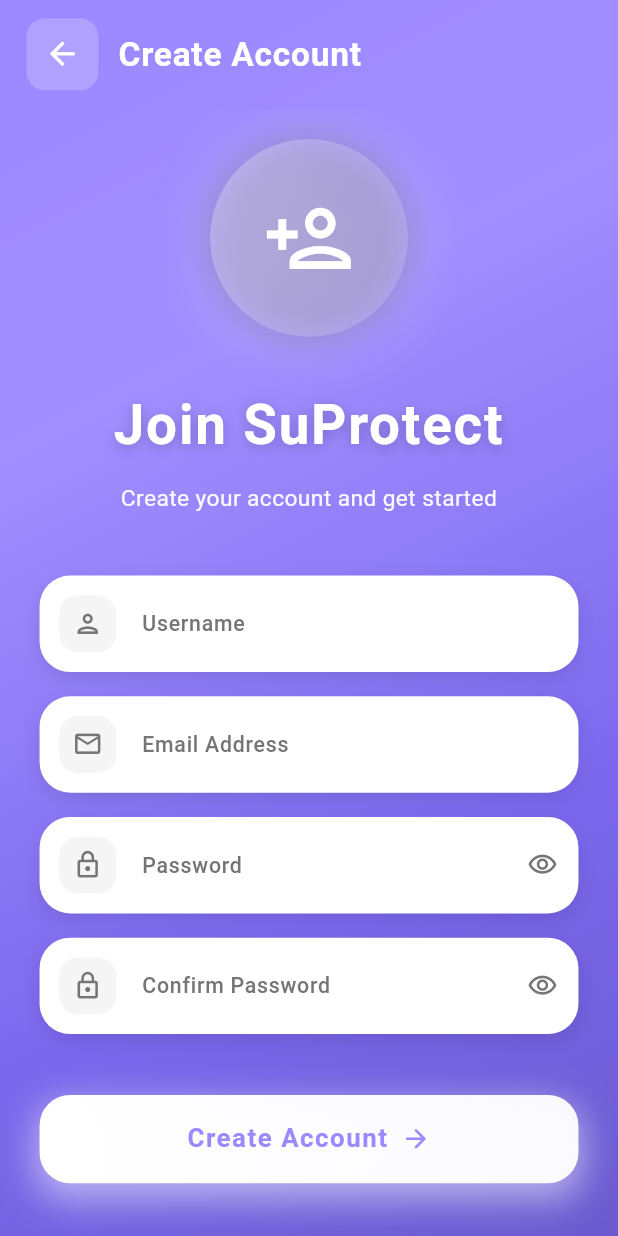
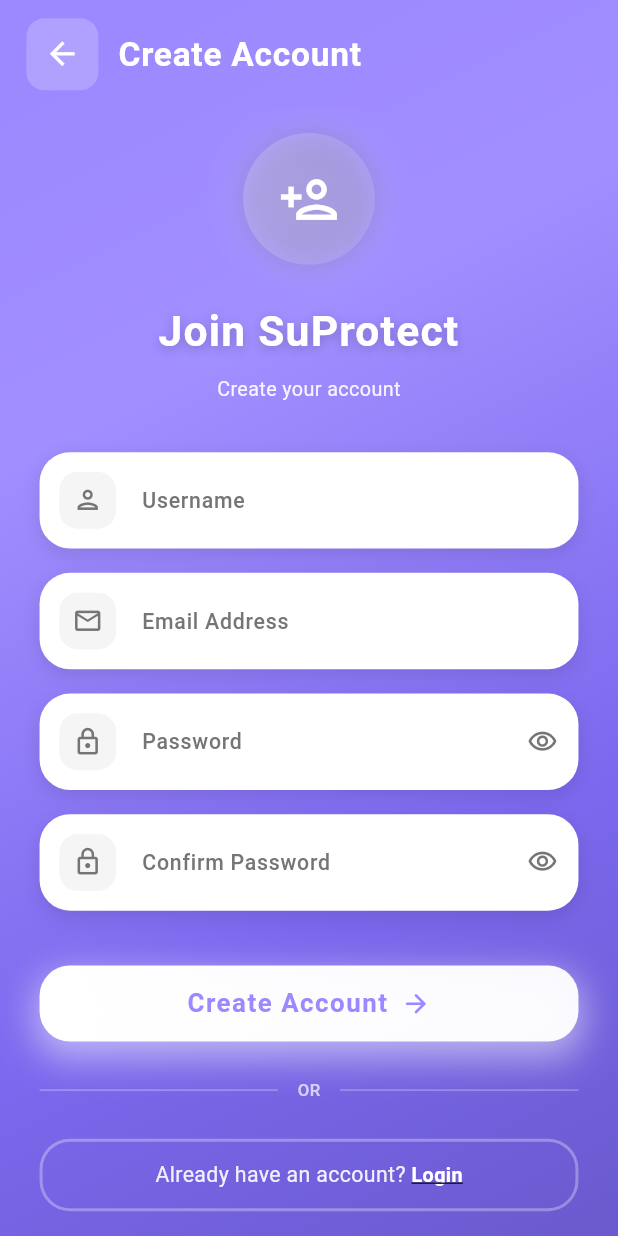
Before and after one commit to mosafarazaraaliporian/SuProtect, a Flutter app: the screen it shows after launch, after a tap on "Sign Up", on a phone screen of 412 x 824 dp. Run offline on Flutter 3.47's test engine with Material 3 defaults, Android fonts, the light colour scheme and no system bars; our stand-ins replace file_picker, firebase_analytics, firebase_core, firebase_crashlytics, firebase_messaging, flutter_local_notifications and 2 more; accounts and stored records are empty.

Commit message:
Make login, signup and splash screens more minimal with smaller elements

```diff
--- a/lib/screens/login_screen.dart
+++ b/lib/screens/login_screen.dart
@@ -221,7 +221,7 @@
               ),
               filled: true,
               fillColor: Colors.white,
-              contentPadding: EdgeInsets.symmetric(horizontal: 20.w, vertical: 18.h),
+              contentPadding: EdgeInsets.symmetric(horizontal: 16.w, vertical: 14.h),
             ),
             validator: validator,
           ),
@@ -259,14 +259,14 @@
                   position: _slideAnimation,
                   child: Center(
                     child: SingleChildScrollView(
-                      padding: EdgeInsets.symmetric(horizontal: 24.w, vertical: 20.h),
+                      padding: EdgeInsets.symmetric(horizontal: 24.w, vertical: 16.h),
                       child: Form(
                         key: _formKey,
                         child: Column(
                           mainAxisAlignment: MainAxisAlignment.center,
                           crossAxisAlignment: CrossAxisAlignment.stretch,
                           children: [
-                            SizedBox(height: 20.h),
+                            SizedBox(height: 10.h),
                             // Animated Icon
                             TweenAnimationBuilder<double>(
                               tween: Tween(begin: 0.0, end: 1.0),
@@ -276,71 +276,71 @@
                                 return Transform.scale(
                                   scale: value,
                                   child: Container(
-                                    width: 120.w,
-                                    height: 120.w,
+                                    width: 80.w,
+                                    height: 80.w,
                                     decoration: BoxDecoration(
                                       shape: BoxShape.circle,
                                       gradient: LinearGradient(
                                         begin: Alignment.topLeft,
                                         end: Alignment.bottomRight,
                                         colors: [
-                                          Colors.white.withOpacity(0.4),
-                                          Colors.white.withOpacity(0.2),
-                                          Colors.white.withOpacity(0.1),
+                                          Colors.white.withOpacity(0.3),
+                                          Colors.white.withOpacity(0.15),
+                                          Colors.white.withOpacity(0.08),
                                         ],
                                       ),
                                       boxShadow: [
                                         BoxShadow(
-                                          color: Colors.white.withOpacity(0.3),
-                                          blurRadius: 30,
-                                          spreadRadius: 5,
+                                          color: Colors.white.withOpacity(0.2),
+                                          blurRadius: 20,
+                                          spreadRadius: 3,
                                         ),
                                         BoxShadow(
-                                          color: Colors.black.withOpacity(0.2),
-                                          blurRadius: 20,
-                                          spreadRadius: 2,
+                                          color: Colors.black.withOpacity(0.15),
+                                          blurRadius: 15,
+                                          spreadRadius: 1,
                                         ),
                                       ],
                                     ),
                                     child: Icon(
                                       Icons.lock_outline,
-                                      size: 60.sp,
+                                      size: 40.sp,
                                       color: Colors.white,
                                     ),
                                   ),
                                 );
                               },
                             ),
-                            SizedBox(height: 40.h),
+                            SizedBox(height: 24.h),
                             // Title
                             Text(
                               'Welcome Back',
                               style: TextStyle(
-                                fontSize: 36.sp,
+                                fontSize: 28.sp,
                                 fontWeight: FontWeight.bold,
                                 color: Colors.white,
-                                letterSpacing: 1.2,
+                                letterSpacing: 0.8,
                                 shadows: [
                                   Shadow(
                                     color: Colors.black.withOpacity(0.2),
-                                    blurRadius: 10,
+                                    blurRadius: 8,
                                     offset: Offset(0, 2.h),
                                   ),
                                 ],
                               ),
                               textAlign: TextAlign.center,
                             ),
-                            SizedBox(height: 12.h),
+                            SizedBox(height: 8.h),
                             Text(
-                              'Sign in to continue your journey',
+                              'Sign in to continue',
                               style: TextStyle(
-                                fontSize: 15.sp,
-                                color: Colors.white.withOpacity(0.95),
+                                fontSize: 13.sp,
+                                color: Colors.white.withOpacity(0.9),
                                 fontWeight: FontWeight.w400,
                               ),
                               textAlign: TextAlign.center,
                             ),
-                            SizedBox(height: 50.h),
+                            SizedBox(height: 32.h),
                             // Email field
                             _buildTextField(
                               controller: _emailController,
@@ -399,10 +399,10 @@
                                 ),
                               ),
                             ),
-                            SizedBox(height: 24.h),
-                            // Login button
-                            Container(
-                              height: 58.h,
+                        SizedBox(height: 20.h),
+                        // Login button
+                        Container(
+                          height: 50.h,
                               decoration: BoxDecoration(
                                 borderRadius: BorderRadius.circular(20.r),
                                 gradient: LinearGradient(
@@ -461,7 +461,7 @@
                                       ),
                               ),
                             ),
-                            SizedBox(height: 32.h),
+                            SizedBox(height: 24.h),
                             // Divider
                             Row(
                               children: [
@@ -472,11 +472,11 @@
                                   ),
                                 ),
                                 Padding(
-                                  padding: EdgeInsets.symmetric(horizontal: 16.w),
+                                  padding: EdgeInsets.symmetric(horizontal: 12.w),
                                   child: Text(
                                     'OR',
                                     style: TextStyle(
-                                      fontSize: 12.sp,
+                                      fontSize: 11.sp,
                                       color: Colors.white.withOpacity(0.7),
                                       fontWeight: FontWeight.w500,
                                     ),
@@ -490,10 +490,10 @@
                                 ),
                               ],
                             ),
-                            SizedBox(height: 32.h),
+                            SizedBox(height: 24.h),
                             // Sign up link
                             Container(
-                              padding: EdgeInsets.symmetric(vertical: 16.h),
+                              padding: EdgeInsets.symmetric(vertical: 12.h),
                               decoration: BoxDecoration(
                                 borderRadius: BorderRadius.circular(20.r),
                                 border: Border.all(
@@ -524,18 +524,18 @@
                                     child: Text(
                                       'Sign Up',
                                       style: TextStyle(
-                                        fontSize: 14.sp,
+                                        fontSize: 13.sp,
                                         fontWeight: FontWeight.bold,
                                         color: Colors.white,
                                         decoration: TextDecoration.underline,
-                                        decorationThickness: 2,
+                                        decorationThickness: 1.5,
                                       ),
                                     ),
                                   ),
                                 ],
                               ),
                             ),
-                            SizedBox(height: 40.h),
+                            SizedBox(height: 20.h),
                           ],
                         ),
                       ),
--- a/lib/screens/signup_screen.dart
+++ b/lib/screens/signup_screen.dart
@@ -216,7 +216,7 @@
               ),
               filled: true,
               fillColor: Colors.white,
-              contentPadding: EdgeInsets.symmetric(horizontal: 20.w, vertical: 18.h),
+              contentPadding: EdgeInsets.symmetric(horizontal: 16.w, vertical: 14.h),
             ),
             validator: validator,
           ),
@@ -285,7 +285,7 @@
                       // Form content
                       Expanded(
                         child: SingleChildScrollView(
-                          padding: EdgeInsets.symmetric(horizontal: 24.w, vertical: 20.h),
+                          padding: EdgeInsets.symmetric(horizontal: 24.w, vertical: 16.h),
                           child: Form(
                             key: _formKey,
                             child: Column(
@@ -300,36 +300,36 @@
                                     return Transform.scale(
                                       scale: value,
                                       child: Container(
-                                        width: 120.w,
-                                        height: 120.w,
-                                        margin: EdgeInsets.only(bottom: 32.h),
+                                        width: 80.w,
+                                        height: 80.w,
+                                        margin: EdgeInsets.only(bottom: 24.h),
                                         decoration: BoxDecoration(
                                           shape: BoxShape.circle,
                                           gradient: LinearGradient(
                                             begin: Alignment.topLeft,
                                             end: Alignment.bottomRight,
                                             colors: [
-                                              Colors.white.withOpacity(0.4),
-                                              Colors.white.withOpacity(0.2),
-                                              Colors.white.withOpacity(0.1),
+                                              Colors.white.withOpacity(0.3),
+                                              Colors.white.withOpacity(0.15),
+                                              Colors.white.withOpacity(0.08),
                                             ],
                                           ),
                                           boxShadow: [
                                             BoxShadow(
-                                              color: Colors.white.withOpacity(0.3),
-                                              blurRadius: 30,
-                                              spreadRadius: 5,
+                                              color: Colors.white.withOpacity(0.2),
+                                              blurRadius: 20,
+                                              spreadRadius: 3,
                                             ),
                                             BoxShadow(
-                                              color: Colors.black.withOpacity(0.2),
-                                              blurRadius: 20,
-                                              spreadRadius: 2,
+                                              color: Colors.black.withOpacity(0.15),
+                                              blurRadius: 15,
+                                              spreadRadius: 1,
                                             ),
                                           ],
                                         ),
                                         child: Icon(
                                           Icons.person_add_outlined,
-                                          size: 60.sp,
+                                          size: 40.sp,
                                           color: Colors.white,
                                         ),
                                       ),
@@ -339,31 +339,31 @@
                                 Text(
                                   'Join SuProtect',
                                   style: TextStyle(
-                                    fontSize: 36.sp,
+                                    fontSize: 28.sp,
                                     fontWeight: FontWeight.bold,
                                     color: Colors.white,
-                                    letterSpacing: 1.2,
+                                    letterSpacing: 0.8,
                                     shadows: [
                                       Shadow(
                                         color: Colors.black.withOpacity(0.2),
-                                        blurRadius: 10,
+                                        blurRadius: 8,
                                         offset: Offset(0, 2.h),
                                       ),
                                     ],
                                   ),
                                   textAlign: TextAlign.center,
                                 ),
-                                SizedBox(height: 12.h),
+                                SizedBox(height: 8.h),
                                 Text(
-                                  'Create your account and get started',
+                                  'Create your account',
                                   style: TextStyle(
-                                    fontSize: 15.sp,
-                                    color: Colors.white.withOpacity(0.95),
+                                    fontSize: 13.sp,
+                                    color: Colors.white.withOpacity(0.9),
                                     fontWeight: FontWeight.w400,
                                   ),
                                   textAlign: TextAlign.center,
                                 ),
-                                SizedBox(height: 40.h),
+                                SizedBox(height: 32.h),
                                 // Username field
                                 _buildTextField(
                                   controller: _usernameController,
@@ -443,10 +443,10 @@
                                     return null;
                                   },
                                 ),
-                                SizedBox(height: 24.h),
+                            SizedBox(height: 20.h),
                             // Sign up button
                             Container(
-                                  height: 58.h,
+                              height: 50.h,
                                   decoration: BoxDecoration(
                                     borderRadius: BorderRadius.circular(20.r),
                                     gradient: LinearGradient(
@@ -505,7 +505,7 @@
                                           ),
                                   ),
                                 ),
-                                SizedBox(height: 32.h),
+                            SizedBox(height: 24.h),
                             // Divider
                             Row(
                               children: [
@@ -516,11 +516,11 @@
                                   ),
                                 ),
                                 Padding(
-                                      padding: EdgeInsets.symmetric(horizontal: 16.w),
+                                  padding: EdgeInsets.symmetric(horizontal: 12.w),
                                   child: Text(
                                     'OR',
                                     style: TextStyle(
-                                          fontSize: 12.sp,
+                                      fontSize: 11.sp,
                                       color: Colors.white.withOpacity(0.7),
                                       fontWeight: FontWeight.w500,
                                     ),
@@ -534,10 +534,10 @@
                                 ),
                               ],
                             ),
-                                SizedBox(height: 32.h),
+                            SizedBox(height: 24.h),
                             // Login link
                             Container(
-                                  padding: EdgeInsets.symmetric(vertical: 16.h),
+                              padding: EdgeInsets.symmetric(vertical: 12.h),
                                   decoration: BoxDecoration(
                                     borderRadius: BorderRadius.circular(20.r),
                                     border: Border.all(
@@ -563,18 +563,18 @@
                                       child: Text(
                                         'Login',
                                         style: TextStyle(
-                                            fontSize: 14.sp,
+                                          fontSize: 13.sp,
                                           fontWeight: FontWeight.bold,
                                           color: Colors.white,
                                           decoration: TextDecoration.underline,
-                                            decorationThickness: 2,
+                                          decorationThickness: 1.5,
                                         ),
                                       ),
                                       ),
                                     ],
                                   ),
                                 ),
-                                SizedBox(height: 40.h),
+                                SizedBox(height: 20.h),
                               ],
                             ),
                           ),
--- a/lib/screens/splash_screen.dart
+++ b/lib/screens/splash_screen.dart
@@ -222,17 +222,17 @@
                             animation: _glowAnimation,
                             builder: (context, child) {
                               return Container(
-                                width: 200.w,
-                                height: 200.h,
+                                width: 140.w,
+                                height: 140.h,
                                 decoration: BoxDecoration(
                                   shape: BoxShape.circle,
                                   boxShadow: [
                                     BoxShadow(
                                       color: Colors.white.withOpacity(
-                                        0.1 * _glowAnimation.value,
+                                        0.08 * _glowAnimation.value,
                                       ),
-                                      blurRadius: 80 * _glowAnimation.value,
-                                      spreadRadius: 20 * _glowAnimation.value,
+                                      blurRadius: 60 * _glowAnimation.value,
+                                      spreadRadius: 15 * _glowAnimation.value,
                                     ),
                                   ],
                                 ),
@@ -244,7 +244,7 @@
                             animation: _sDrawAnimation,
                             builder: (context, child) {
                               return CustomPaint(
-                                size: Size(150.w, 180.h),
+                                size: Size(100.w, 120.h),
                                 painter: AnimatedSPainter(
                                   progress: _sDrawAnimation.value,
                                   glowIntensity: _glowAnimation.value,
@@ -255,7 +255,7 @@
                         ],
                       ),
 
-                      SizedBox(height: 40.h),
+                      SizedBox(height: 28.h),
 
                       AnimatedBuilder(
                         animation: _textController,
@@ -268,19 +268,19 @@
                                 mainAxisAlignment: MainAxisAlignment.center,
                                 crossAxisAlignment: CrossAxisAlignment.start,
                                 children: [
-                                  SizedBox(width: 40.w),
+                                  SizedBox(width: 30.w),
                                   Text(
                                     'uProtect',
                                     style: TextStyle(
-                                      fontSize: 42.sp,
+                                      fontSize: 32.sp,
                                       fontWeight: FontWeight.bold,
                                       color: Colors.white,
-                                      letterSpacing: 2,
+                                      letterSpacing: 1.5,
                                       shadows: [
                                         Shadow(
-                                          color: Colors.black.withOpacity(0.3),
-                                          blurRadius: 10,
-                                          offset: Offset(0, 4.h),
+                                          color: Colors.black.withOpacity(0.25),
+                                          blurRadius: 8,
+                                          offset: Offset(0, 3.h),
                                         ),
                                       ],
                                     ),
@@ -292,7 +292,7 @@
                         },
                       ),
 
-                      SizedBox(height: 30.h),
+                      SizedBox(height: 20.h),
 
                       AnimatedBuilder(
                         animation: _textController,
@@ -300,16 +300,16 @@
                           return Opacity(
                             opacity: _textFadeAnimation.value,
                             child: Container(
-                              width: 100.w,
-                              height: 4.h,
+                              width: 80.w,
+                              height: 3.h,
                               decoration: BoxDecoration(
                                 color: Colors.white,
                                 borderRadius: BorderRadius.circular(2),
                                 boxShadow: [
                                   BoxShadow(
-                                    color: Colors.white.withOpacity(0.5),
-                                    blurRadius: 8,
-                                    spreadRadius: 2,
+                                    color: Colors.white.withOpacity(0.4),
+                                    blurRadius: 6,
+                                    spreadRadius: 1,
                                   ),
                                 ],
                               ),
@@ -342,14 +342,14 @@
   void paint(Canvas canvas, Size size) {
     final paint = Paint()
       ..color = Colors.white
-      ..strokeWidth = 8
+      ..strokeWidth = 6
       ..style = PaintingStyle.stroke
       ..strokeCap = StrokeCap.round
       ..strokeJoin = StrokeJoin.round;
 
     final glowPaint = Paint()
-      ..color = Colors.white.withOpacity(0.3 * glowIntensity)
-      ..strokeWidth = 16
+      ..color = Colors.white.withOpacity(0.25 * glowIntensity)
+      ..strokeWidth = 12
       ..style = PaintingStyle.stroke
       ..strokeCap = StrokeCap.round
       ..strokeJoin = StrokeJoin.round
```
Lines whose indentation alone changed are shown as unchanged.
